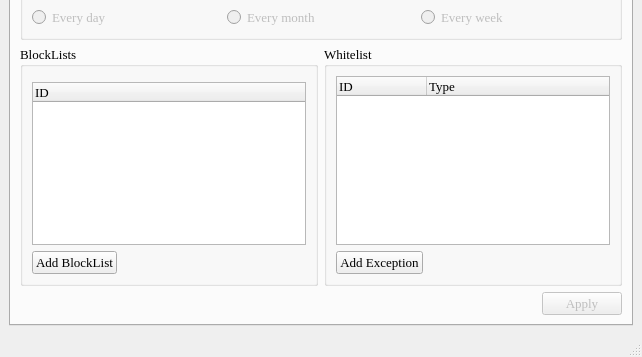
This is pgl/pgl-gui.qt/ui/main_window.ui in okyes/peerguardian as Qt 5 draws it before an edit; both pictures show x 0 to 642 and y 183 to 540 of the 642 by 540 pixel window. The edited form follows.
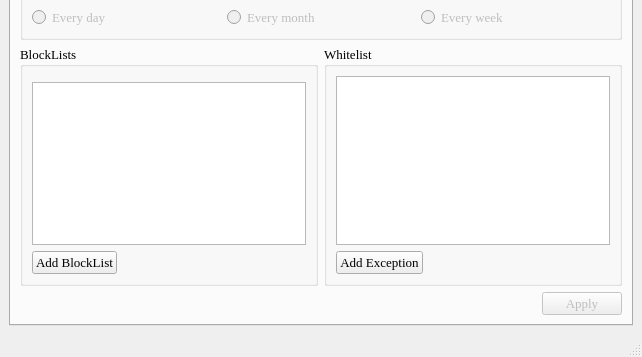
This is the edited form. Icons and pictures are not drawn.

Commit message: Set just one column for both Whitelist and Blocklist QtreeWidgets. Set headers invisible.

Patch:
```diff
--- a/pgl/pgl-gui.qt/ui/main_window.ui
+++ b/pgl/pgl-gui.qt/ui/main_window.ui
@@ -635,17 +635,15 @@
                <property name="itemsExpandable">
                 <bool>false</bool>
                </property>
+               <property name="headerHidden">
+                <bool>true</bool>
+               </property>
                <attribute name="headerDefaultSectionSize">
                 <number>140</number>
                </attribute>
                <attribute name="headerMinimumSectionSize">
                 <number>40</number>
                </attribute>
-               <column>
-                <property name="text">
-                 <string>ID</string>
-                </property>
-               </column>
               </widget>
              </item>
              <item>
@@ -704,22 +702,15 @@
                <property name="itemsExpandable">
                 <bool>false</bool>
                </property>
+               <property name="headerHidden">
+                <bool>true</bool>
+               </property>
                <attribute name="headerDefaultSectionSize">
                 <number>90</number>
                </attribute>
                <attribute name="headerMinimumSectionSize">
                 <number>40</number>
                </attribute>
-               <column>
-                <property name="text">
-                 <string>ID</string>
-                </property>
-               </column>
-               <column>
-                <property name="text">
-                 <string>Type</string>
-                </property>
-               </column>
               </widget>
              </item>
              <item>
```
Left out of the diff: 2 changed lines with no effect on the pictures.
